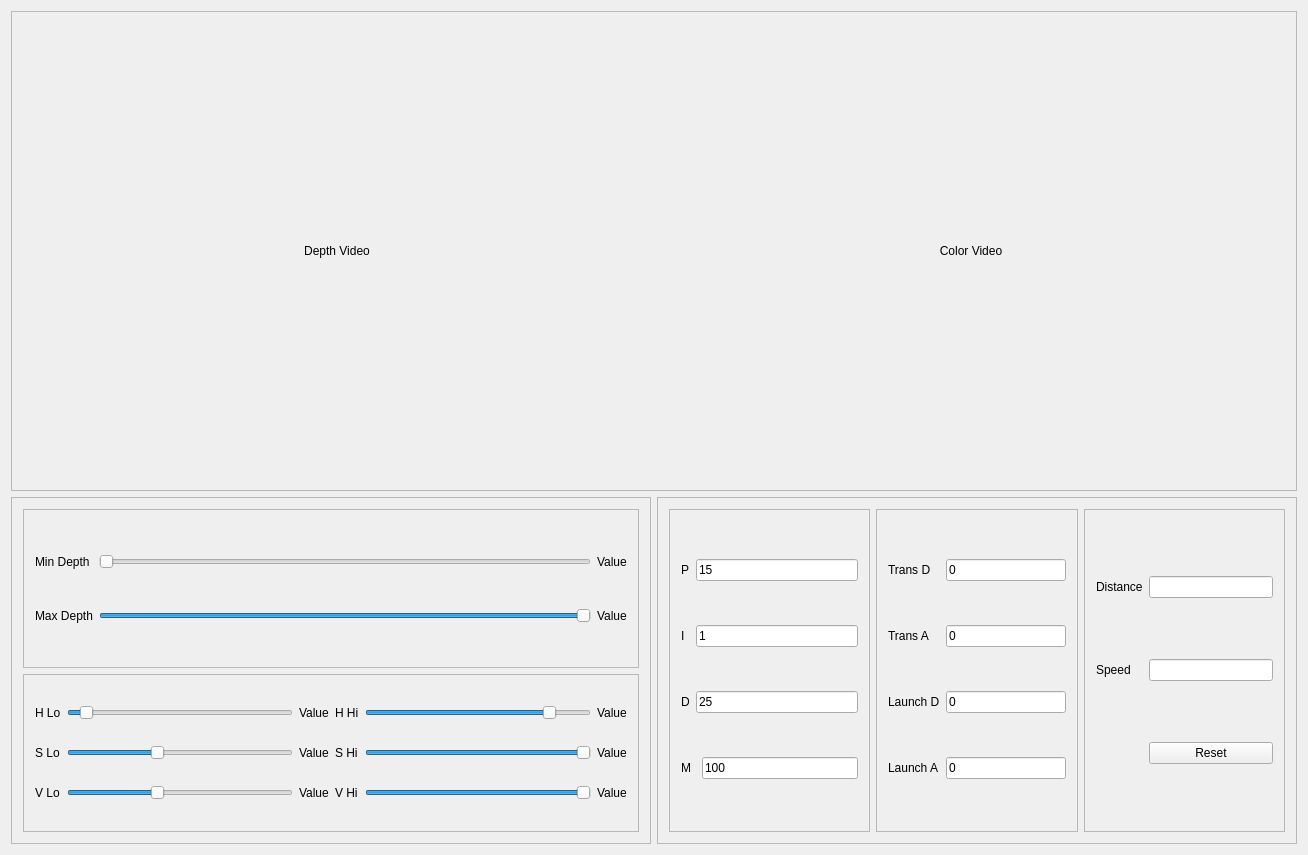
Old version of the form ui/mainwindow.ui in the repository SilentStrike/beerpong.
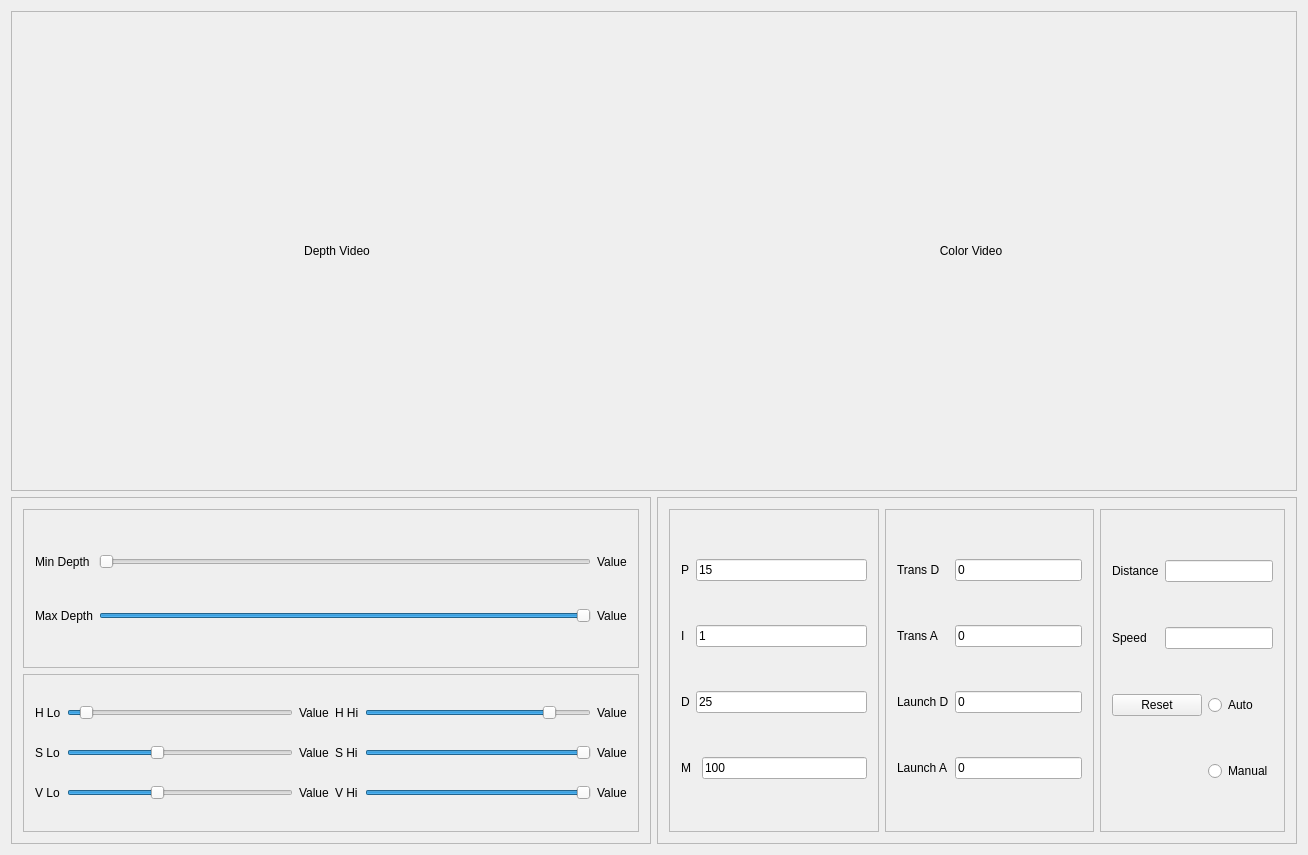
New version of the form.

Commit message: Auto Speed

```diff
--- a/ui/mainwindow.ui
+++ b/ui/mainwindow.ui
@@ -230,7 +230,14 @@
          <property name="frameShadow">
           <enum>QFrame::Raised</enum>
          </property>
-         <layout class="QGridLayout" name="gridLayout_7">
+         <layout class="QGridLayout" name="gridLayout_5">
+          <item row="2" column="2">
+           <widget class="QRadioButton" name="autoButton">
+            <property name="text">
+             <string>Auto</string>
+            </property>
+           </widget>
+          </item>
           <item row="0" column="0">
            <widget class="QLabel" name="distLabel">
             <property name="text">
@@ -238,7 +245,7 @@
             </property>
            </widget>
           </item>
-          <item row="0" column="1">
+          <item row="0" column="1" colspan="2">
            <widget class="QLineEdit" name="distanceBox"/>
           </item>
           <item row="1" column="0">
@@ -248,16 +255,23 @@
             </property>
            </widget>
           </item>
-          <item row="1" column="1">
+          <item row="1" column="1" colspan="2">
            <widget class="QLineEdit" name="speedBox"/>
           </item>
-          <item row="2" column="1">
+          <item row="2" column="0" colspan="2">
            <widget class="QPushButton" name="pidReset">
             <property name="text">
              <string>Reset</string>
             </property>
            </widget>
           </item>
+          <item row="3" column="2">
+           <widget class="QRadioButton" name="manualButton">
+            <property name="text">
+             <string>Manual</string>
+            </property>
+           </widget>
+          </item>
          </layout>
         </widget>
        </item>
```
The commit also changes 4 other files.
